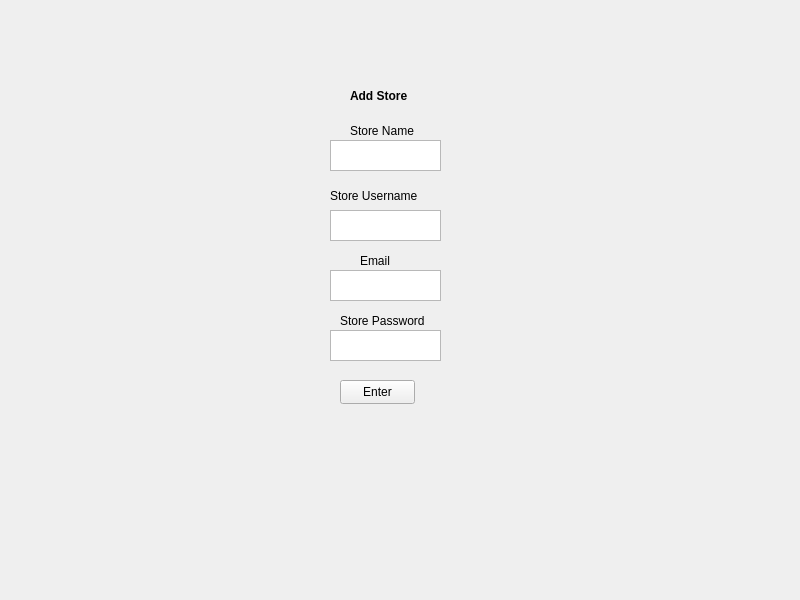
Before: the Qt Designer form res/UI Forms/NewStoreForm.ui in gsm999/TeamBlue_Porcupass, drawn with Qt 5.
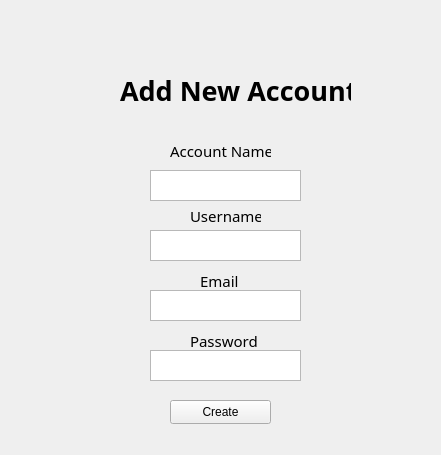
After: the same form once the commit is applied.

Patch:
```diff
--- a/res/UI Forms/NewStoreForm.ui
+++ b/res/UI Forms/NewStoreForm.ui
@@ -6,8 +6,8 @@
    <rect>
     <x>0</x>
     <y>0</y>
-    <width>800</width>
-    <height>600</height>
+    <width>441</width>
+    <height>455</height>
    </rect>
   </property>
   <property name="windowTitle">
@@ -16,35 +16,47 @@
   <widget class="QLabel" name="label_4">
    <property name="geometry">
     <rect>
-     <x>340</x>
-     <y>310</y>
-     <width>101</width>
+     <x>190</x>
+     <y>330</y>
+     <width>71</width>
      <height>21</height>
     </rect>
    </property>
+   <property name="font">
+    <font>
+     <family>Corbel</family>
+     <pointsize>11</pointsize>
+    </font>
+   </property>
    <property name="text">
-    <string>Store Password</string>
+    <string>Password</string>
    </property>
   </widget>
   <widget class="QLabel" name="label_3">
    <property name="geometry">
     <rect>
-     <x>330</x>
-     <y>180</y>
-     <width>111</width>
+     <x>190</x>
+     <y>200</y>
+     <width>71</width>
      <height>31</height>
     </rect>
    </property>
+   <property name="font">
+    <font>
+     <family>Corbel</family>
+     <pointsize>11</pointsize>
+    </font>
+   </property>
    <property name="text">
-    <string>Store Username</string>
+    <string>Username</string>
    </property>
   </widget>
   <widget class="QTextEdit" name="textEdit">
    <property name="geometry">
     <rect>
-     <x>330</x>
-     <y>140</y>
-     <width>111</width>
+     <x>150</x>
+     <y>170</y>
+     <width>151</width>
      <height>31</height>
     </rect>
    </property>
@@ -52,22 +64,22 @@
   <widget class="QPushButton" name="pushButton">
    <property name="geometry">
     <rect>
-     <x>340</x>
-     <y>380</y>
-     <width>75</width>
+     <x>170</x>
+     <y>400</y>
+     <width>101</width>
      <height>24</height>
     </rect>
    </property>
    <property name="text">
-    <string>Enter</string>
+    <string>Create</string>
    </property>
   </widget>
   <widget class="QTextEdit" name="textEdit_3">
    <property name="geometry">
     <rect>
-     <x>330</x>
-     <y>330</y>
-     <width>111</width>
+     <x>150</x>
+     <y>350</y>
+     <width>151</width>
      <height>31</height>
     </rect>
    </property>
@@ -75,14 +87,17 @@
   <widget class="QLabel" name="label">
    <property name="geometry">
     <rect>
-     <x>350</x>
-     <y>80</y>
-     <width>81</width>
-     <height>31</height>
+     <x>120</x>
+     <y>50</y>
+     <width>231</width>
+     <height>81</height>
     </rect>
    </property>
    <property name="font">
     <font>
+     <family>Corbel</family>
+     <pointsize>20</pointsize>
+     <weight>75</weight>
      <bold>true</bold>
     </font>
    </property>
@@ -90,7 +105,7 @@
     <bool>true</bool>
    </property>
    <property name="text">
-    <string>Add Store</string>
+    <string>Add New Account</string>
    </property>
    <property name="scaledContents">
     <bool>true</bool>
@@ -99,12 +114,18 @@
   <widget class="QLabel" name="label_5">
    <property name="geometry">
     <rect>
-     <x>360</x>
-     <y>250</y>
+     <x>200</x>
+     <y>270</y>
      <width>41</width>
      <height>21</height>
     </rect>
    </property>
+   <property name="font">
+    <font>
+     <family>Corbel</family>
+     <pointsize>11</pointsize>
+    </font>
+   </property>
    <property name="text">
     <string>Email</string>
    </property>
@@ -112,9 +133,9 @@
   <widget class="QTextEdit" name="textEdit_4">
    <property name="geometry">
     <rect>
-     <x>330</x>
-     <y>270</y>
-     <width>111</width>
+     <x>150</x>
+     <y>290</y>
+     <width>151</width>
      <height>31</height>
     </rect>
    </property>
@@ -122,9 +143,9 @@
   <widget class="QTextEdit" name="textEdit_2">
    <property name="geometry">
     <rect>
-     <x>330</x>
-     <y>210</y>
-     <width>111</width>
+     <x>150</x>
+     <y>230</y>
+     <width>151</width>
      <height>31</height>
     </rect>
    </property>
@@ -132,14 +153,20 @@
   <widget class="QLabel" name="label_2">
    <property name="geometry">
     <rect>
-     <x>350</x>
-     <y>120</y>
-     <width>81</width>
+     <x>170</x>
+     <y>140</y>
+     <width>101</width>
      <height>21</height>
     </rect>
    </property>
+   <property name="font">
+    <font>
+     <family>Corbel</family>
+     <pointsize>11</pointsize>
+    </font>
+   </property>
    <property name="text">
-    <string>Store Name</string>
+    <string>Account Name</string>
    </property>
   </widget>
  </widget>
```
Left out of the diff: 2 changed lines with no effect on the pictures.
